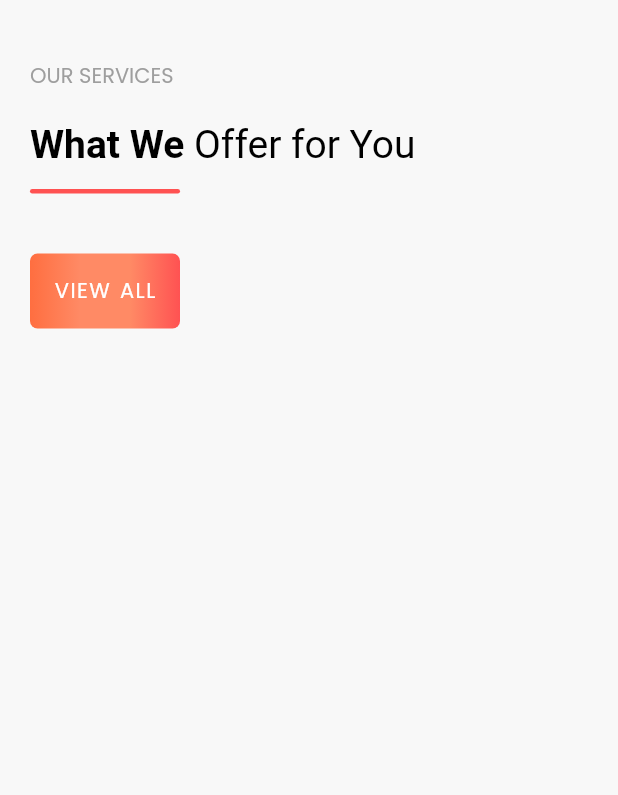
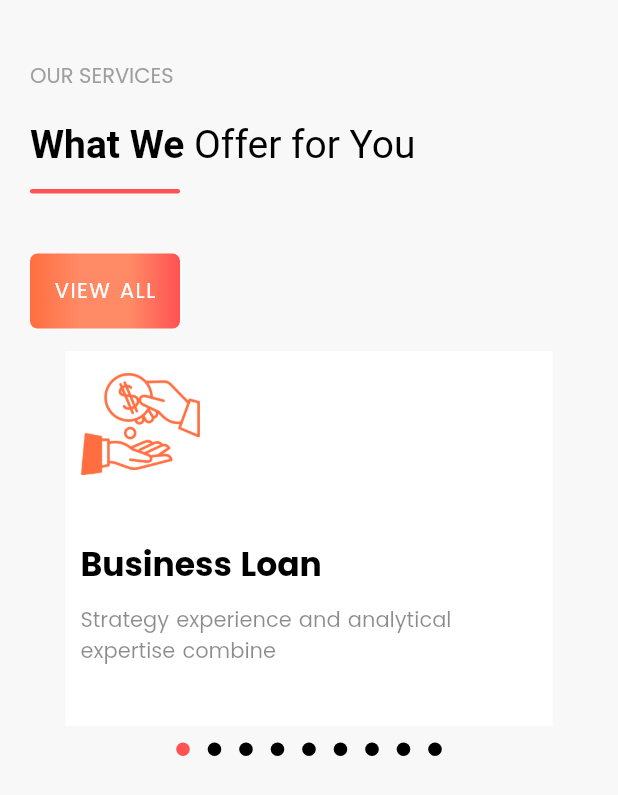
Before and after one commit to rounakraj03/loan-flutter, a Flutter app: the HomeFourWidget widget shown alone on an empty page, opened directly, on a phone screen of 412 x 824 dp. Shown: the top 795 px of the screen. Run offline on Flutter 3.47's test engine with Material 2 defaults, Android fonts, the phone set to English and light mode, and no system bars; drawn by our look-alikes of carousel_slider, dots_indicator; our stand-ins replace dio, google_fonts, visibility_detector.

Commit message:
complete emi wala part now

```diff
--- a/lib/res/assets.dart
+++ b/lib/res/assets.dart
@@ -12,6 +12,16 @@ class Assets {
   static const String imageFrame2 = "assets/images/frame2.png";
   static const String secondWidgetImage = "assets/images/secondWidgetImage.jpg";
 
+  static const String offer1 = "assets/images/offer1.png";
+  static const String offer2 = "assets/images/offer2.png";
+  static const String offer3 = "assets/images/offer3.png";
+  static const String offer4 = "assets/images/offer4.png";
+  static const String offer5 = "assets/images/offer5.png";
+  static const String offer6 = "assets/images/offer6.png";
+  static const String offer7 = "assets/images/offer7.png";
+  static const String offer8 = "assets/images/offer8.png";
+  static const String offer9 = "assets/images/offer9.png";
+
 //Icons
   static const String facebookLogo = "assets/icons/fbIcon.png";
   static const String instaLogo = "assets/icons/instaIcon.png";
--- a/lib/widgets/homeWidgets.dart
+++ b/lib/widgets/homeWidgets.dart
@@ -1,4 +1,5 @@
 import 'package:carousel_slider/carousel_slider.dart';
+import 'package:dots_indicator/dots_indicator.dart';
 import 'package:flutter/material.dart';
 import 'package:flutter_loan/res/app_constants.dart';
 import 'package:flutter_loan/res/assets.dart';
@@ -343,6 +344,10 @@ class HomeFourWidget extends StatefulWidget {
 }
 
 class _HomeFourWidgetState extends State<HomeFourWidget> {
+
+  CarouselController buttonCarouselController = CarouselController();
+  int currentCarouselIndex = 0;
+
   @override
   Widget build(BuildContext context) {
     return LayoutBuilder(
@@ -381,15 +386,57 @@ class _HomeFourWidgetState extends State<HomeFourWidget> {
                 // add carousel slider
                 CarouselSlider(
                     items: [
-                      Container(
-                        color: Colors.white,
-                        height: 200,
-                        child: Column(
-                          children: [],
-                        ),
-                      )
+                      CardContainer(assetName: Assets.offer1, heading: "Business Loan", subHeading: "Strategy experience and analytical expertise combine",),
+                      CardContainer(assetName: Assets.offer2, heading: "Commercial Loan", subHeading: "Enable decision making and create Business plan",),
+                      CardContainer(assetName: Assets.offer3, heading: "Personal Loan", subHeading: "Capital market perspective to growth business",),
+                      CardContainer(assetName: Assets.offer4, heading: "Home Loan", subHeading: "Linking corporate business strategy capital markets",),
+                      CardContainer(assetName: Assets.offer5, heading: "Construction Loan", subHeading: "Managing effectively source of competitive advantage",),
+                      CardContainer(assetName: Assets.offer6, heading: "Education Loan", subHeading: "Organizing financial strategy competitive business",),
+                      CardContainer(assetName: Assets.offer7, heading: "Car Loan", subHeading: "Technology is an integral differentiating competition",),
+                      CardContainer(assetName: Assets.offer8, heading: "Investment Loan", subHeading: "Potentially of your business that both influences",),
+                      CardContainer(assetName: Assets.offer9, heading: "Goal Loan", subHeading: "Expert analysis provocative points of marketing",),
                     ],
-                    options: CarouselOptions()
+                    carouselController: buttonCarouselController,
+                    options: CarouselOptions(
+                      height: 250,
+                      viewportFraction: 0.9,
+                      initialPage: 0,
+                      enableInfiniteScroll: true,
+                      reverse: false,
+                      autoPlay: true,
+                      autoPlayInterval: Duration(seconds: 3),
+                      autoPlayAnimationDuration: Duration(milliseconds: 800),
+                      autoPlayCurve: Curves.fastOutSlowIn,
+                      enlargeCenterPage: true,
+                      enlargeFactor: 0.3,
+                      onPageChanged: (index, reason) {
+                        setState(() {
+                          currentCarouselIndex = index;
+                        });
+                      },
+                      scrollDirection: Axis.horizontal,
+                    )
+                ),
+                SizedBox(height: 5,),
+                Row(
+                  mainAxisAlignment: MainAxisAlignment.center,
+                  children: [
+                    DotsIndicator(
+                      dotsCount: 9,
+                      position: currentCarouselIndex,
+                      decorator: DotsDecorator(
+                        color: Colors.black, // Inactive color
+                        activeColor: Colors.redAccent,
+                      ),
+                      onTap: (pos) {
+                        setState((){
+                          currentCarouselIndex = pos;
+                          buttonCarouselController.animateToPage(currentCarouselIndex,
+                              duration: Duration(milliseconds: 300), curve: Curves.linear);
+                        });
+                      },
+                    ),
+                  ],
                 ),
 
               ],
@@ -399,3 +446,73 @@ class _HomeFourWidgetState extends State<HomeFourWidget> {
     },);
   }
 }
+
+
+class CardContainer extends StatefulWidget {
+  String assetName;
+  String heading;
+  String subHeading;
+
+  CardContainer({required this.assetName, required this.heading, required this.subHeading, super.key});
+
+  @override
+  State<CardContainer> createState() => _CardContainerState();
+}
+
+class _CardContainerState extends State<CardContainer> {
+
+  bool isHovering = false;
+
+  @override
+  Widget build(BuildContext context) {
+    return InkWell(
+      onTapDown: (details) => setState(() {
+        isHovering = true;
+      }),
+      onTapUp: (details) => setState(() {
+        isHovering = false;
+      }),
+      onTapCancel: () => setState(() {
+        isHovering = false;
+      }),
+      child: MouseRegion(
+        onEnter: (details){
+          setState(() {
+            isHovering = true;
+          });
+          },
+        onExit: (details){
+          setState(() {
+            isHovering = false;
+          });
+        },
+        child: AnimatedContainer(
+          duration: Duration(milliseconds: 300),
+          decoration: BoxDecoration(
+            color: Colors.white,
+            border: Border(bottom: BorderSide(color: isHovering ? Colors.redAccent : Colors.white, width: 2, style: BorderStyle.solid))
+          ),
+          padding: EdgeInsets.symmetric(horizontal: 10),
+          margin: EdgeInsets.symmetric(horizontal: 5),
+          child: Column(
+            crossAxisAlignment: CrossAxisAlignment.start,
+            mainAxisAlignment: MainAxisAlignment.spaceEvenly,
+            children: [
+              SizedBox( height: 80, width: 80, child: Image.asset(widget.assetName, color: Colors.deepOrangeAccent),),
+              SizedBox(height: 20,),
+              Column(
+                crossAxisAlignment: CrossAxisAlignment.start,
+                children: [
+                  Text(widget.heading, style: TextStyle(wordSpacing: 1, color: Colors.black, fontWeight: FontWeight.bold, fontSize: 22),),
+                  SizedBox(height: 10,),
+                  Text(widget.subHeading, style: TextStyle(wordSpacing: 1, color: Colors.black45, fontSize: 14),),
+                ],
+              ),
+              SizedBox(height: 20,),
+            ],
+          ),
+        ),
+      ),
+    );
+  }
+}
--- a/pubspec.yaml
+++ b/pubspec.yaml
@@ -16,6 +16,7 @@ dependencies:
   carousel_slider: ^4.2.1
   visibility_detector: ^0.4.0+2
   dio: ^5.3.2
+  dots_indicator: ^3.0.0
 
 
 
```
Also changed, not shown: assets/images/offer1.png (added), assets/images/offer2.png (added), assets/images/offer3.png (added), assets/images/offer4.png (added), assets/images/offer5.png (added), assets/images/offer6.png (added), assets/images/offer7.png (added), assets/images/offer8.png (added), assets/images/offer9.png (added), pubspec.lock.
